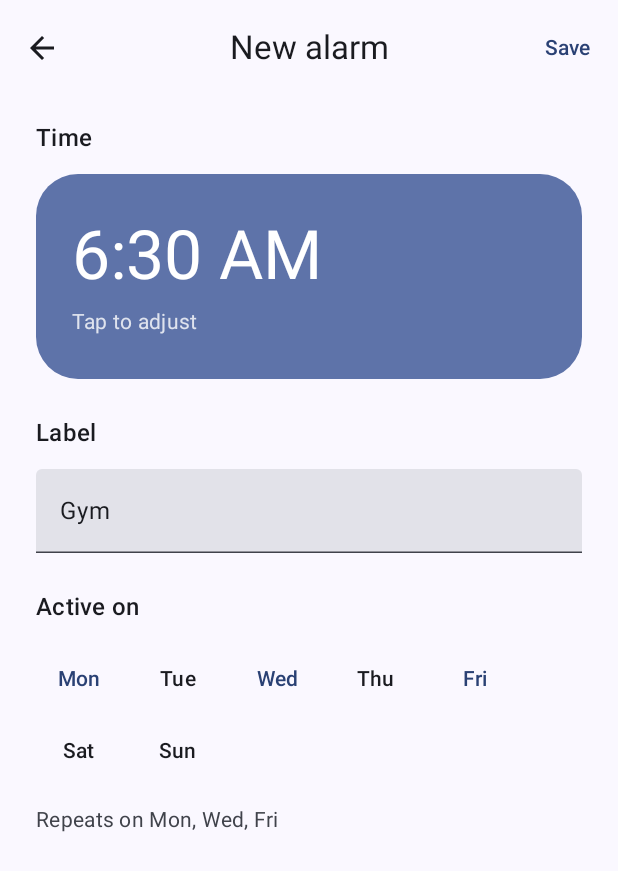
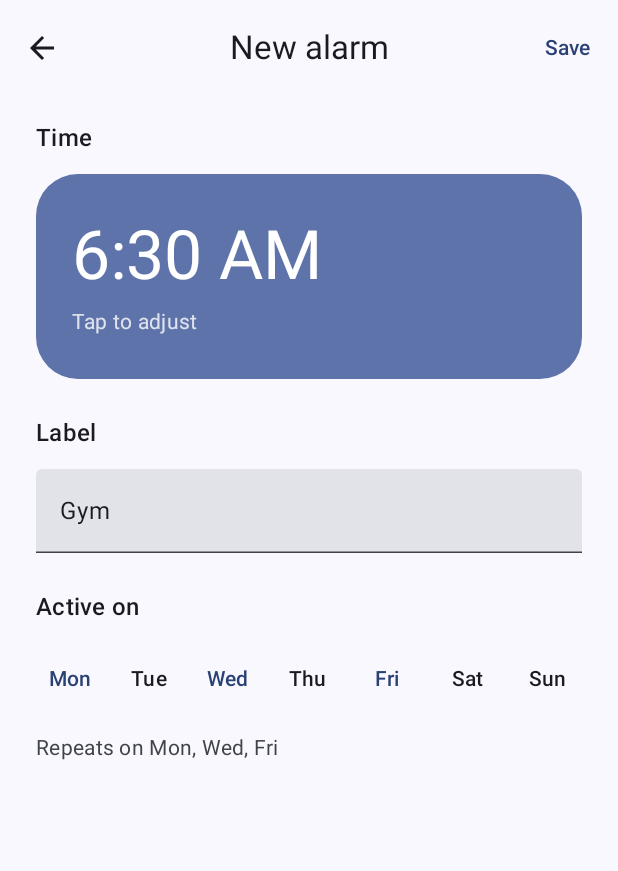
Before and after one commit to bbara04/BreakTheSnooze, an Android app built with Jetpack Compose: the screen it shows after launch (MainActivity), after a tap on "Create alarm", on a phone screen of 412 x 824 dp. Shown: the top 871 px of the screen. Run offline under Robolectric (Android 15) with nearby library versions, the phone set to English and light mode, and no system bars; our stand-ins replace Room's generated code.

Commit message:
refactor AlarmCreateScreen to improve layout and enhance day selection UI

```diff
--- a/app/src/main/java/hu/bbara/viewideas/ui/alarm/AlarmCreateScreen.kt
+++ b/app/src/main/java/hu/bbara/viewideas/ui/alarm/AlarmCreateScreen.kt
@@ -3,10 +3,10 @@ package hu.bbara.viewideas.ui.alarm
 import android.text.format.DateFormat
 import androidx.compose.foundation.layout.Arrangement
 import androidx.compose.foundation.layout.Column
-import androidx.compose.foundation.layout.ExperimentalLayoutApi
-import androidx.compose.foundation.layout.FlowRow
+import androidx.compose.foundation.layout.PaddingValues
 import androidx.compose.foundation.layout.Row
 import androidx.compose.foundation.layout.Spacer
+import androidx.compose.foundation.layout.defaultMinSize
 import androidx.compose.foundation.layout.fillMaxSize
 import androidx.compose.foundation.layout.fillMaxWidth
 import androidx.compose.foundation.layout.height
@@ -16,7 +16,6 @@ import androidx.compose.foundation.verticalScroll
 import androidx.compose.material.icons.Icons
 import androidx.compose.material.icons.automirrored.filled.ArrowBack
 import androidx.compose.material3.BasicAlertDialog
-import androidx.compose.material3.Button
 import androidx.compose.material3.CenterAlignedTopAppBar
 import androidx.compose.material3.ExperimentalMaterial3Api
 import androidx.compose.material3.Icon
@@ -43,7 +42,7 @@ import androidx.compose.ui.unit.dp
 import java.time.DayOfWeek
 import java.time.LocalTime
 
-@OptIn(ExperimentalMaterial3Api::class, ExperimentalLayoutApi::class)
+@OptIn(ExperimentalMaterial3Api::class)
 @Composable
 internal fun AlarmCreateRoute(
     draft: AlarmCreationState,
@@ -134,10 +133,19 @@ internal fun AlarmCreateRoute(
 
             Column(verticalArrangement = Arrangement.spacedBy(12.dp)) {
                 Text(text = "Active on", style = MaterialTheme.typography.titleMedium)
-                FlowRow(horizontalArrangement = Arrangement.spacedBy(8.dp)) {
+                Row(
+                    modifier = Modifier.fillMaxWidth(),
+                    horizontalArrangement = Arrangement.spacedBy(8.dp)
+                ) {
                     dayOrder.forEach { day ->
                         val selected = draft.repeatDays.contains(day)
-                        TextButton(onClick = { onToggleDay(day) }) {
+                        TextButton(
+                            onClick = { onToggleDay(day) },
+                            modifier = Modifier
+                                .weight(1f)
+                                .defaultMinSize(minWidth = 0.dp),
+                            contentPadding = PaddingValues(vertical = 8.dp)
+                        ) {
                             Text(
                                 text = day.displayName(),
                                 color = if (selected) MaterialTheme.colorScheme.primary else MaterialTheme.colorScheme.onSurface
```
